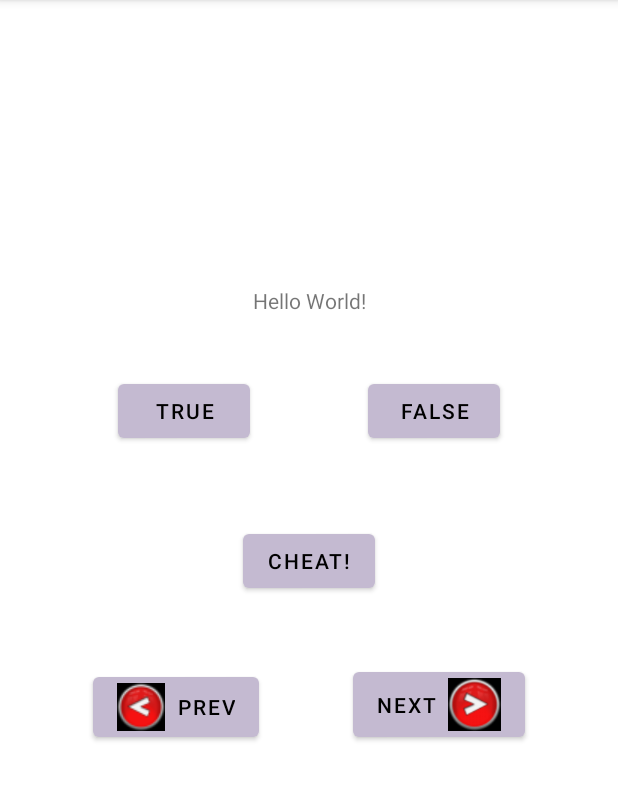
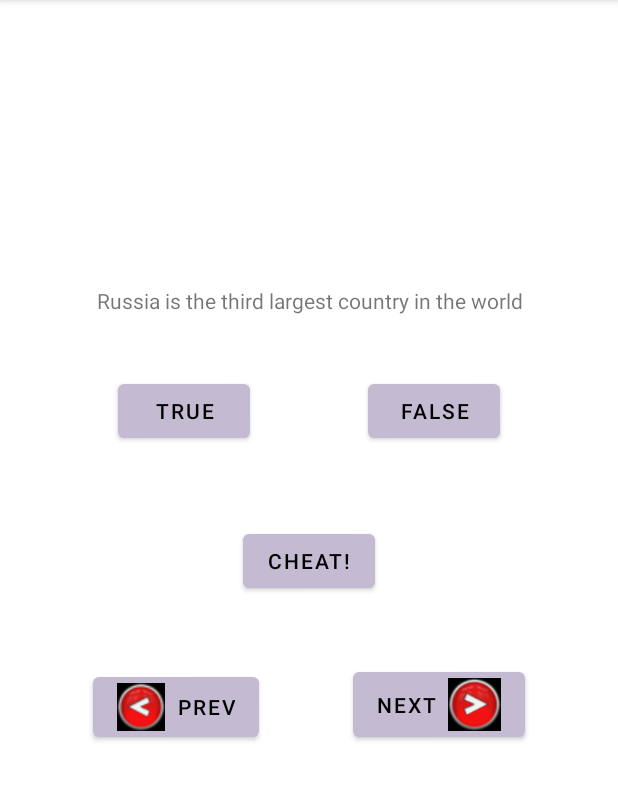
Before and after one commit to tsmoosavi/HW7_Q2, an Android app: the screen it shows after launch (MainActivity), on a phone screen of 412 x 824 dp, the part 84-885 px from its top. Run offline under Robolectric (Android 15) with nearby library versions, the phone set to English and light mode, and no system bars.

Commit message:
10 question added

```diff
--- a/app/src/main/java/com/example/hw7_q2/MainActivity.kt
+++ b/app/src/main/java/com/example/hw7_q2/MainActivity.kt
@@ -3,8 +3,18 @@ package com.example.hw7_q2
 import android.content.Intent
 import androidx.appcompat.app.AppCompatActivity
 import android.os.Bundle
+import android.widget.Toast
 import com.example.hw7_q2.databinding.ActivityMainBinding
-
+const val q1 = "Beijing is the capital of China" //TRUE
+const val q2 = "Oslo is the capital of Brazil" //WRONG
+const val q3 = "Norway is on the American continent"     //WRONG
+const val q4 = "Djibouti is on the African continent"   //TRUE
+const val q5 = "Stockholm is the capital of Sweden"   //TRUE
+const val q6 = "The Americas are larger than Asia"     //WRONG
+const val q7 = "Africa is the second largest continent in the world"  //TRUE
+const val q8 = "The smallest country in the world is the Vatican"    //TRUE
+const val q9 = "Antarctica is the largest country in the world"   //WRONG
+const val q10 = "Russia is the third largest country in the world"     //WRONG
 class MainActivity : AppCompatActivity() {
     lateinit var binding: ActivityMainBinding
     override fun onCreate(savedInstanceState: Bundle?) {
@@ -14,6 +24,77 @@ class MainActivity : AppCompatActivity() {
         binding.cheatButton.setOnClickListener{
             cheat()
         }
+        binding.questionBox.text =q1.toString()
+        binding.Truebuttton.setOnClickListener{
+            trueAnswer()
+        }
+        binding.FalseButton.setOnClickListener{
+            wrongAnswer()
+        }
+        binding.questionBox.text =q2.toString()
+        binding.Truebuttton.setOnClickListener{
+          wrongAnswer()
+        }
+        binding.FalseButton.setOnClickListener{
+           trueAnswer()
+        }
+        binding.questionBox.text =q3.toString()
+        binding.Truebuttton.setOnClickListener{
+            wrongAnswer()
+        }
+        binding.FalseButton.setOnClickListener{
+            trueAnswer()
+        }
+        binding.questionBox.text =q4.toString()
+        binding.Truebuttton.setOnClickListener{
+            trueAnswer()
+        }
+        binding.FalseButton.setOnClickListener{
+            wrongAnswer()
+        }
+        binding.questionBox.text =q5.toString()
+        binding.Truebuttton.setOnClickListener{
+            trueAnswer()
+        }
+        binding.FalseButton.setOnClickListener{
+            wrongAnswer()
+        }
+        binding.questionBox.text =q6.toString()
+        binding.Truebuttton.setOnClickListener{
+            wrongAnswer()
+        }
+        binding.FalseButton.setOnClickListener{
+            trueAnswer()
+        }
+        binding.questionBox.text =q7.toString()
+        binding.Truebuttton.setOnClickListener{
+            trueAnswer()
+        }
+        binding.FalseButton.setOnClickListener{
+            wrongAnswer()
+        }
+        binding.questionBox.text =q8.toString()
+        binding.Truebuttton.setOnClickListener{
+            trueAnswer()
+        }
+        binding.FalseButton.setOnClickListener{
+            wrongAnswer()
+        }
+        binding.questionBox.text =q9.toString()
+        binding.Truebuttton.setOnClickListener{
+            wrongAnswer()
+        }
+        binding.FalseButton.setOnClickListener{
+            trueAnswer()
+        }
+        binding.questionBox.text =q10.toString()
+        binding.Truebuttton.setOnClickListener{
+            wrongAnswer()
+        }
+        binding.FalseButton.setOnClickListener{
+            trueAnswer()
+        }
+
 
     }
     fun cheat() {
@@ -21,4 +102,10 @@ class MainActivity : AppCompatActivity() {
         startActivity(cheatButtonIntent)
 
     }
+    fun trueAnswer(){
+        Toast.makeText(this, "Correct!", Toast.LENGTH_SHORT).show()
+    }
+    fun wrongAnswer(){
+        Toast.makeText(this, "Incorrect!", Toast.LENGTH_SHORT).show()
+    }
 }
--- a/app/src/main/res/layout/activity_main.xml
+++ b/app/src/main/res/layout/activity_main.xml
@@ -7,7 +7,7 @@
     tools:context=".MainActivity">
 
     <TextView
-        android:id="@+id/textView4"
+        android:id="@+id/questionBox"
         android:layout_width="0dp"
         android:layout_height="wrap_content"
         android:layout_marginLeft="30dp"
@@ -30,7 +30,7 @@
         app:layout_constraintEnd_toEndOf="parent"
         app:layout_constraintHorizontal_bias="0.5"
         app:layout_constraintStart_toEndOf="@+id/Truebuttton"
-        app:layout_constraintTop_toBottomOf="@+id/textView4"
+        app:layout_constraintTop_toBottomOf="@+id/questionBox"
         app:layout_constraintVertical_bias="1.0" />
 
     <Button
@@ -42,7 +42,7 @@
         app:layout_constraintEnd_toStartOf="@+id/FalseButton"
         app:layout_constraintHorizontal_bias="0.5"
         app:layout_constraintStart_toStartOf="parent"
-        app:layout_constraintTop_toBottomOf="@+id/textView4" />
+        app:layout_constraintTop_toBottomOf="@+id/questionBox" />
 
     <Button
         android:id="@+id/cheatButton"
--- a/app/src/main/res/layout/activity_main2.xml
+++ b/app/src/main/res/layout/activity_main2.xml
@@ -12,8 +12,9 @@
         android:layout_height="wrap_content"
         android:layout_marginTop="128dp"
         android:text="@string/showAnswer"
-        app:layout_constraintTop_toBottomOf="@+id/textView"
-        tools:layout_editor_absoluteX="132dp" />
+        app:layout_constraintEnd_toEndOf="parent"
+        app:layout_constraintStart_toStartOf="parent"
+        app:layout_constraintTop_toBottomOf="@+id/textView" />
 
     <TextView
         android:id="@+id/textView"
```
